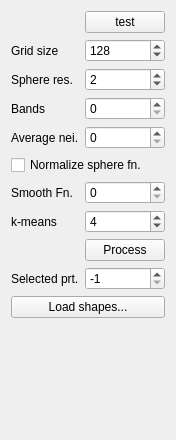
The window that particles/particles-widget.ui (ialhashim/ddtt-dev) describes before a commit, drawn with Qt 5.
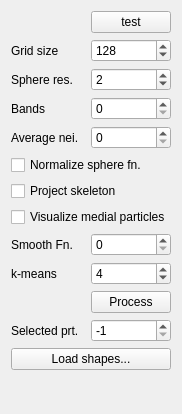
The same window after the commit.

Commit message: [particle] Sampling and spatial hash experiment.

Diff of the .ui file:
```diff
--- a/particles/particles-widget.ui
+++ b/particles/particles-widget.ui
@@ -7,67 +7,13 @@
     <x>0</x>
     <y>0</y>
     <width>165</width>
-    <height>440</height>
+    <height>414</height>
    </rect>
   </property>
   <property name="windowTitle">
-   <string>Form</string>
+   <string>Particles</string>
   </property>
   <layout class="QGridLayout" name="gridLayout">
-   <item row="3" column="0">
-    <widget class="QLabel" name="label_5">
-     <property name="text">
-      <string>Bands</string>
-     </property>
-    </widget>
-   </item>
-   <item row="2" column="0">
-    <widget class="QLabel" name="label_3">
-     <property name="text">
-      <string>Sphere res.</string>
-     </property>
-    </widget>
-   </item>
-   <item row="1" column="0">
-    <widget class="QLabel" name="label_2">
-     <property name="text">
-      <string>Grid size</string>
-     </property>
-    </widget>
-   </item>
-   <item row="8" column="0">
-    <widget class="QLabel" name="label_4">
-     <property name="text">
-      <string>k-means</string>
-     </property>
-    </widget>
-   </item>
-   <item row="3" column="1">
-    <widget class="QSpinBox" name="bands">
-     <property name="minimum">
-      <number>0</number>
-     </property>
-     <property name="maximum">
-      <number>120</number>
-     </property>
-     <property name="value">
-      <number>0</number>
-     </property>
-    </widget>
-   </item>
-   <item row="8" column="1">
-    <widget class="QSpinBox" name="kclusters">
-     <property name="minimum">
-      <number>1</number>
-     </property>
-     <property name="maximum">
-      <number>120</number>
-     </property>
-     <property name="value">
-      <number>4</number>
-     </property>
-    </widget>
-   </item>
    <item row="5" column="0" colspan="2">
     <widget class="QCheckBox" name="normalizeSphereFn">
      <property name="text">
@@ -78,10 +24,10 @@
      </property>
     </widget>
    </item>
-   <item row="0" column="1">
-    <widget class="QPushButton" name="testButton">
+   <item row="1" column="0">
+    <widget class="QLabel" name="label_2">
      <property name="text">
-      <string>test</string>
+      <string>Grid size</string>
      </property>
     </widget>
    </item>
@@ -108,21 +54,89 @@
      </property>
     </widget>
    </item>
-   <item row="9" column="1">
+   <item row="11" column="1">
     <widget class="QPushButton" name="processShapesButton">
      <property name="text">
       <string>Process</string>
      </property>
     </widget>
    </item>
-   <item row="11" column="0" colspan="2">
+   <item row="13" column="0" colspan="2">
     <widget class="QPushButton" name="loadShapes">
      <property name="text">
       <string>Load shapes...</string>
      </property>
     </widget>
    </item>
-   <item row="12" column="1">
+   <item row="3" column="1">
+    <widget class="QSpinBox" name="bands">
+     <property name="minimum">
+      <number>0</number>
+     </property>
+     <property name="maximum">
+      <number>120</number>
+     </property>
+     <property name="value">
+      <number>0</number>
+     </property>
+    </widget>
+   </item>
+   <item row="2" column="0">
+    <widget class="QLabel" name="label_3">
+     <property name="text">
+      <string>Sphere res.</string>
+     </property>
+    </widget>
+   </item>
+   <item row="10" column="0">
+    <widget class="QLabel" name="label_4">
+     <property name="text">
+      <string>k-means</string>
+     </property>
+    </widget>
+   </item>
+   <item row="10" column="1">
+    <widget class="QSpinBox" name="kclusters">
+     <property name="minimum">
+      <number>1</number>
+     </property>
+     <property name="maximum">
+      <number>120</number>
+     </property>
+     <property name="value">
+      <number>4</number>
+     </property>
+    </widget>
+   </item>
+   <item row="0" column="1">
+    <widget class="QPushButton" name="testButton">
+     <property name="text">
+      <string>test</string>
+     </property>
+    </widget>
+   </item>
+   <item row="6" column="0" colspan="2">
+    <widget class="QCheckBox" name="projectSkeleton">
+     <property name="text">
+      <string>Project skeleton</string>
+     </property>
+    </widget>
+   </item>
+   <item row="8" column="0">
+    <widget class="QLabel" name="fnSmoothItersLabel">
+     <property name="text">
+      <string>Smooth Fn.</string>
+     </property>
+    </widget>
+   </item>
+   <item row="12" column="0">
+    <widget class="QLabel" name="label">
+     <property name="text">
+      <string>Selected prt.</string>
+     </property>
+    </widget>
+   </item>
+   <item row="14" column="1">
     <spacer name="verticalSpacer">
      <property name="orientation">
       <enum>Qt::Vertical</enum>
@@ -135,14 +149,7 @@
      </property>
     </spacer>
    </item>
-   <item row="6" column="0">
-    <widget class="QLabel" name="fnSmoothItersLabel">
-     <property name="text">
-      <string>Smooth Fn.</string>
-     </property>
-    </widget>
-   </item>
-   <item row="6" column="1">
+   <item row="8" column="1">
     <widget class="QSpinBox" name="fnSmoothIters">
      <property name="maximum">
       <number>200</number>
@@ -163,14 +170,14 @@
      </property>
     </widget>
    </item>
-   <item row="10" column="0">
-    <widget class="QLabel" name="label">
+   <item row="3" column="0">
+    <widget class="QLabel" name="label_5">
      <property name="text">
-      <string>Selected prt.</string>
+      <string>Bands</string>
      </property>
     </widget>
    </item>
-   <item row="10" column="1">
+   <item row="12" column="1">
     <widget class="QSpinBox" name="selectedParticle">
      <property name="minimum">
       <number>-1</number>
@@ -183,6 +190,13 @@
      </property>
     </widget>
    </item>
+   <item row="7" column="0" colspan="2">
+    <widget class="QCheckBox" name="showMedial">
+     <property name="text">
+      <string>Visualize medial particles</string>
+     </property>
+    </widget>
+   </item>
   </layout>
  </widget>
  <resources/>
```
The commit also changes 9 other files.
